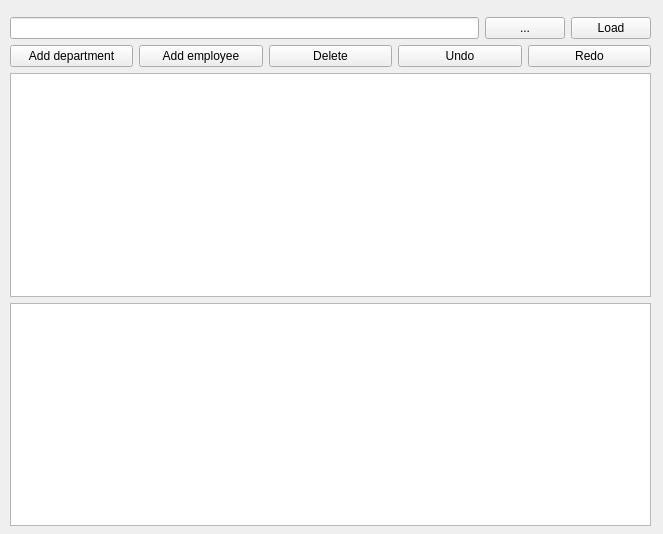
This is Widget.ui in KMD64/DepartmentTreeBrowser as Qt 5 draws it before an edit. The edited form follows.
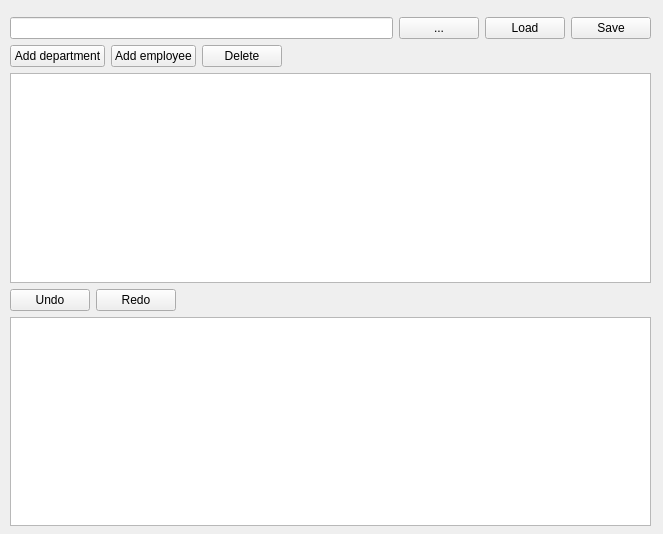
This is the edited form.

Patch:
```diff
--- a/Widget.ui
+++ b/Widget.ui
@@ -63,6 +63,13 @@
         </property>
        </widget>
       </item>
+      <item>
+       <widget class="QPushButton" name="saveButton">
+        <property name="text">
+         <string>Save</string>
+        </property>
+       </widget>
+      </item>
      </layout>
     </item>
     <item>
@@ -89,18 +96,17 @@
        </widget>
       </item>
       <item>
-       <widget class="QPushButton" name="undoButton">
-        <property name="text">
-         <string>Undo</string>
+       <spacer name="horizontalSpacer">
+        <property name="orientation">
+         <enum>Qt::Horizontal</enum>
         </property>
-       </widget>
-      </item>
-      <item>
-       <widget class="QPushButton" name="redoButton">
-        <property name="text">
-         <string>Redo</string>
+        <property name="sizeHint" stdset="0">
+         <size>
+          <width>40</width>
+          <height>20</height>
+         </size>
         </property>
-       </widget>
+       </spacer>
       </item>
      </layout>
     </item>
@@ -159,6 +165,37 @@
       </attribute>
      </widget>
     </item>
+    <item>
+     <layout class="QHBoxLayout" name="horizontalLayout_3">
+      <item>
+       <widget class="QPushButton" name="undoButton">
+        <property name="text">
+         <string>Undo</string>
+        </property>
+       </widget>
+      </item>
+      <item>
+       <widget class="QPushButton" name="redoButton">
+        <property name="text">
+         <string>Redo</string>
+        </property>
+       </widget>
+      </item>
+      <item>
+       <spacer name="horizontalSpacer_2">
+        <property name="orientation">
+         <enum>Qt::Horizontal</enum>
+        </property>
+        <property name="sizeHint" stdset="0">
+         <size>
+          <width>40</width>
+          <height>20</height>
+         </size>
+        </property>
+       </spacer>
+      </item>
+     </layout>
+    </item>
     <item>
      <widget class="QUndoView" name="undoView">
       <property name="alternatingRowColors">
```
Left out of the diff: 32 changed lines with no effect on the pictures.
